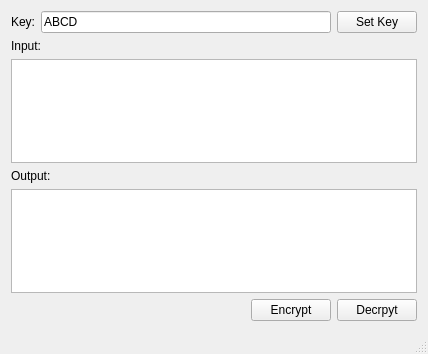
Above: mainwindow.ui from xcoder123/QBlowfish before the change. Below: the same form after it.
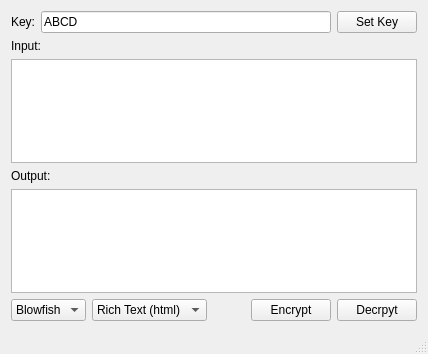
That is the form after the change. Icons and pictures are not drawn.

```diff
--- a/mainwindow.ui
+++ b/mainwindow.ui
@@ -70,6 +70,34 @@
     </item>
     <item>
      <layout class="QHBoxLayout" name="horizontalLayout_2">
+      <item>
+       <widget class="QComboBox" name="selEncryption">
+        <item>
+         <property name="text">
+          <string>Blowfish</string>
+         </property>
+        </item>
+        <item>
+         <property name="text">
+          <string>XOR</string>
+         </property>
+        </item>
+       </widget>
+      </item>
+      <item>
+       <widget class="QComboBox" name="selDataType">
+        <item>
+         <property name="text">
+          <string>Rich Text (html)</string>
+         </property>
+        </item>
+        <item>
+         <property name="text">
+          <string>Simple Text</string>
+         </property>
+        </item>
+       </widget>
+      </item>
       <item>
        <spacer name="horizontalSpacer">
         <property name="orientation">
```
Left out of the diff: 2 changed lines with no effect on the pictures.
